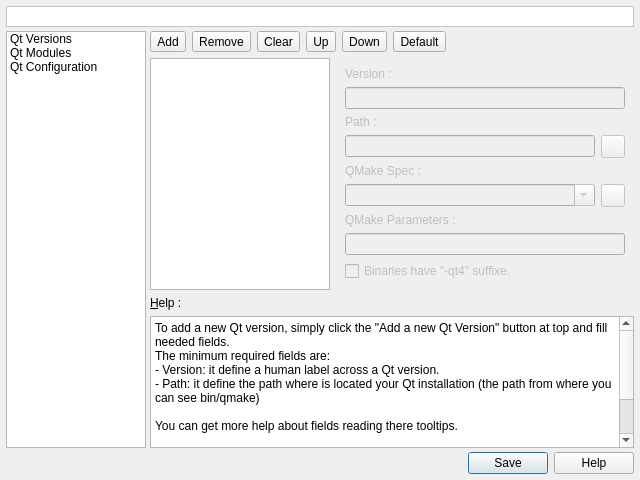
testmana2/mks, file v2/branches/dev/plugins/xup/QMake/src/gui/UISettingsQMake.ui: the form before one commit.
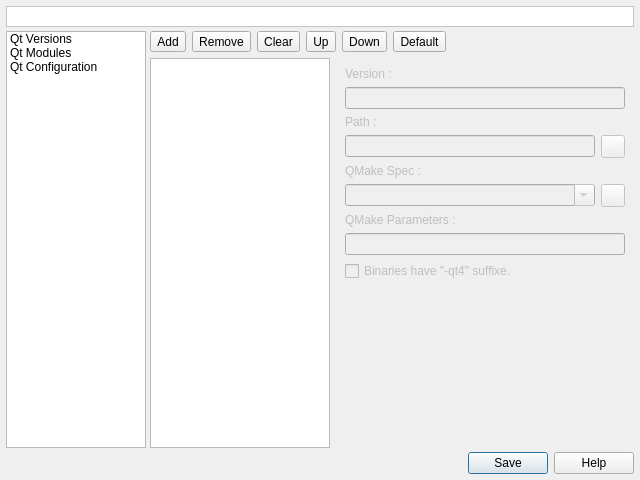
The form after the commit. Icons and pictures are not drawn.

Commit message: Add best help !

What changed in the file:
```diff
--- a/v2/branches/dev/plugins/xup/QMake/src/gui/UISettingsQMake.ui
+++ b/v2/branches/dev/plugins/xup/QMake/src/gui/UISettingsQMake.ui
@@ -162,7 +162,7 @@
          </item>
         </layout>
        </item>
-       <item row="1" column="0" rowspan="3">
+       <item row="1" column="0">
         <widget class="QListWidget" name="lwQtVersions">
          <property name="maximumSize">
           <size>
@@ -172,7 +172,7 @@
          </property>
         </widget>
        </item>
-       <item row="1" column="1" rowspan="3">
+       <item row="1" column="1">
         <widget class="QWidget" name="wQtVersion" native="true">
          <property name="enabled">
           <bool>false</bool>
@@ -308,48 +308,6 @@
          </layout>
         </widget>
        </item>
-       <item row="5" column="0" colspan="2">
-        <widget class="QPlainTextEdit" name="pteHelp">
-         <property name="maximumSize">
-          <size>
-           <width>16777215</width>
-           <height>140</height>
-          </size>
-         </property>
-         <property name="tabChangesFocus">
-          <bool>true</bool>
-         </property>
-         <property name="undoRedoEnabled">
-          <bool>false</bool>
-         </property>
-         <property name="readOnly">
-          <bool>true</bool>
-         </property>
-         <property name="plainText">
-          <string>To add a new Qt version, simply click the &quot;Add a new Qt Version&quot; button at top and fill needed fields.
-The minimum required fields are:
-- Version: it define a human label across a Qt version.
-- Path: it define the path where is located your Qt installation (the path from where you can see bin/qmake)
-
-You can get more help about fields reading there tooltips.
-
-The green item is the default Qt Version used. if there is no green item, the default Qt Version used will be the first one available. You can explicitely set the default Qt Version selecting an item and clicking the set default button.</string>
-         </property>
-         <property name="tabStopWidth">
-          <number>40</number>
-         </property>
-        </widget>
-       </item>
-       <item row="4" column="0" colspan="2">
-        <widget class="QLabel" name="lHelp">
-         <property name="text">
-          <string>&amp;Help :</string>
-         </property>
-         <property name="buddy">
-          <cstring>pteHelp</cstring>
-         </property>
-        </widget>
-       </item>
       </layout>
      </widget>
      <widget class="QWidget" name="wQtModules">
```
Left out of the diff: 16 changed lines with no effect on the pictures. The commit also changes 1 other file.
